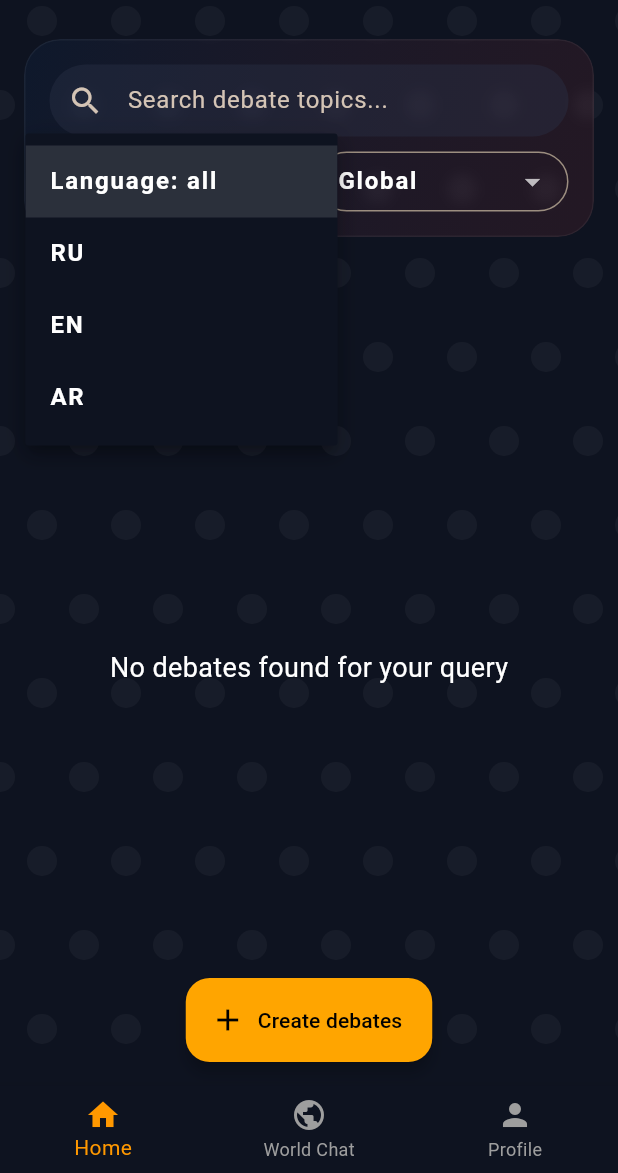
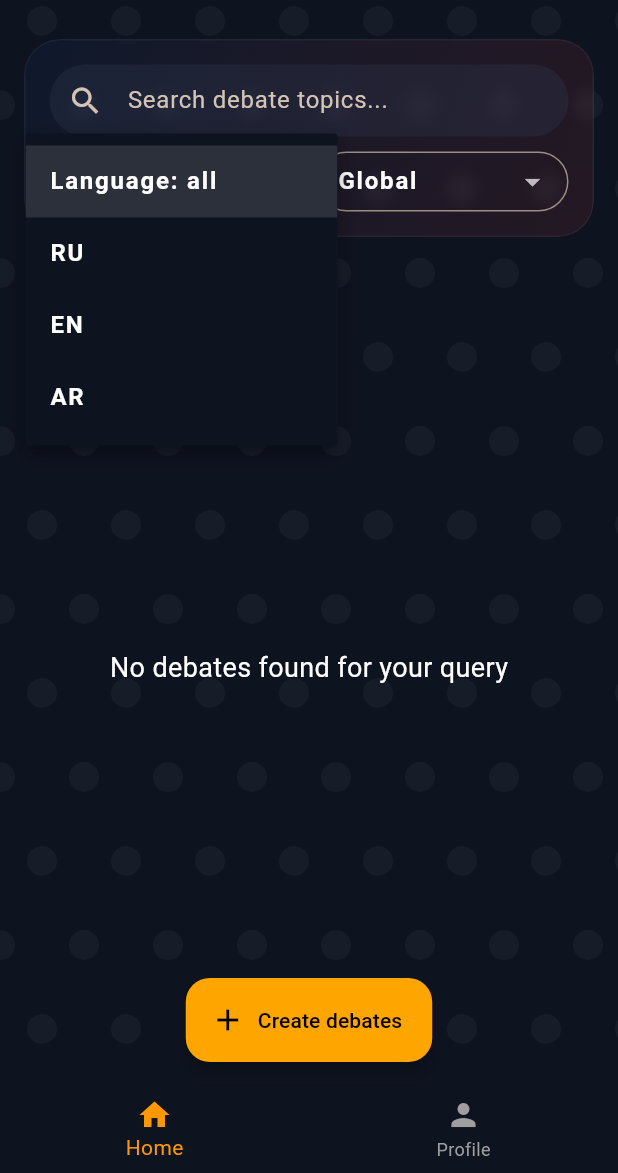
Before and after one commit to yssjf28dxj-cmyk/verdict, a Flutter app: the HomeScreen screen opened directly, after a tap on "Language: all", on a phone screen of 412 x 824 dp, the part 63-1236 px from its top. Run offline on Flutter 3.47's test engine with Material 3 defaults, Android fonts, the phone set to English and light mode, and no system bars; our stand-ins replace cloud_firestore, cloud_functions, firebase_auth, firebase_core, font_awesome_flutter, google_sign_in and 2 more; missing offline and left inert: flutter_displaymode; accounts and stored records are empty.

Commit message:
fix: world chat rules + temporarily hide world chat tab
- Added Firestore rules for world_messages collection (was missing entirely)
- Rules: authenticated users can read and create (with text validation)
- Temporarily hidden World Chat tab from bottom navigation
- Code preserved for future re-enable

Co-Authored-By: Claude Opus 4.6 <noreply@anthropic.com>

```diff
--- a/lib/screens/home_screen.dart
+++ b/lib/screens/home_screen.dart
@@ -5,7 +5,7 @@ import 'package:cloud_functions/cloud_functions.dart';
 import 'create_debate_screen.dart';
 import 'debate_room_screen.dart';
 import 'profile_screen.dart';
-import 'world_chat_screen.dart';
+// import 'world_chat_screen.dart'; // временно скрыт
 import '../painters/chat_pattern_painter.dart';
 import '../utils/debate_error_mapper.dart';
 import '../utils/name_utils.dart';
@@ -109,17 +109,8 @@ class _HomeScreenState extends State<HomeScreen> {
   void _onNavTap(int idx) {
     setState(() => _selectedIndex = idx);
     // Навигация между экранами с FadeTransition
+    // World Chat временно скрыт (idx == 1 теперь профиль)
     if (idx == 1) {
-      Navigator.of(context).push(
-        PageRouteBuilder(
-          pageBuilder: (context, animation, secondaryAnimation) =>
-              const WorldChatScreen(),
-          transitionsBuilder: (context, animation, secondaryAnimation, child) =>
-              FadeTransition(opacity: animation, child: child),
-          transitionDuration: const Duration(milliseconds: 200),
-        ),
-      );
-    } else if (idx == 2) {
       Navigator.of(context).push(
         PageRouteBuilder(
           pageBuilder: (context, animation, secondaryAnimation) =>
@@ -388,10 +379,6 @@ class _HomeScreenState extends State<HomeScreen> {
           BottomNavigationBarItem(
             icon: const Icon(Icons.home),
             label: _safeLocalizedText(l10n.mainTab, 'Home'),
-          ),
-          BottomNavigationBarItem(
-            icon: const Icon(Icons.public),
-            label: _safeLocalizedText(l10n.worldChatTab, 'World Chat'),
           ),
           BottomNavigationBarItem(
             icon: const Icon(Icons.person),
```
Also changed, not shown: 1 other file.
